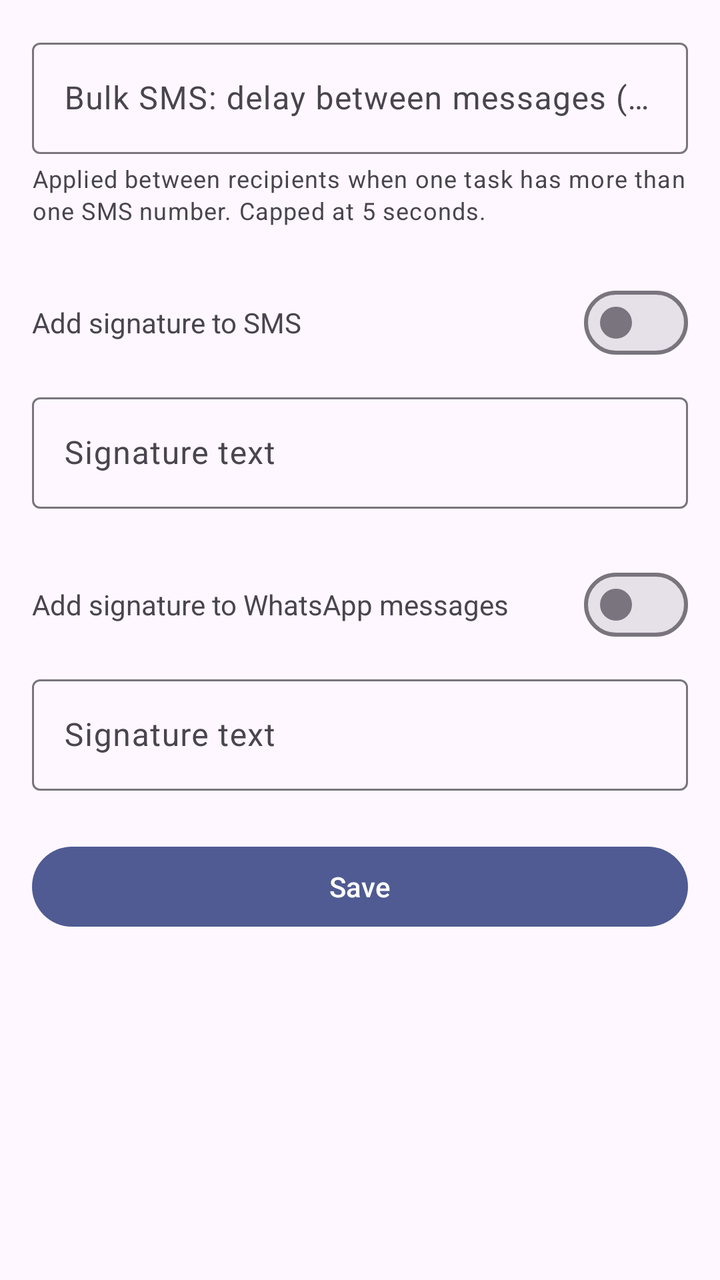
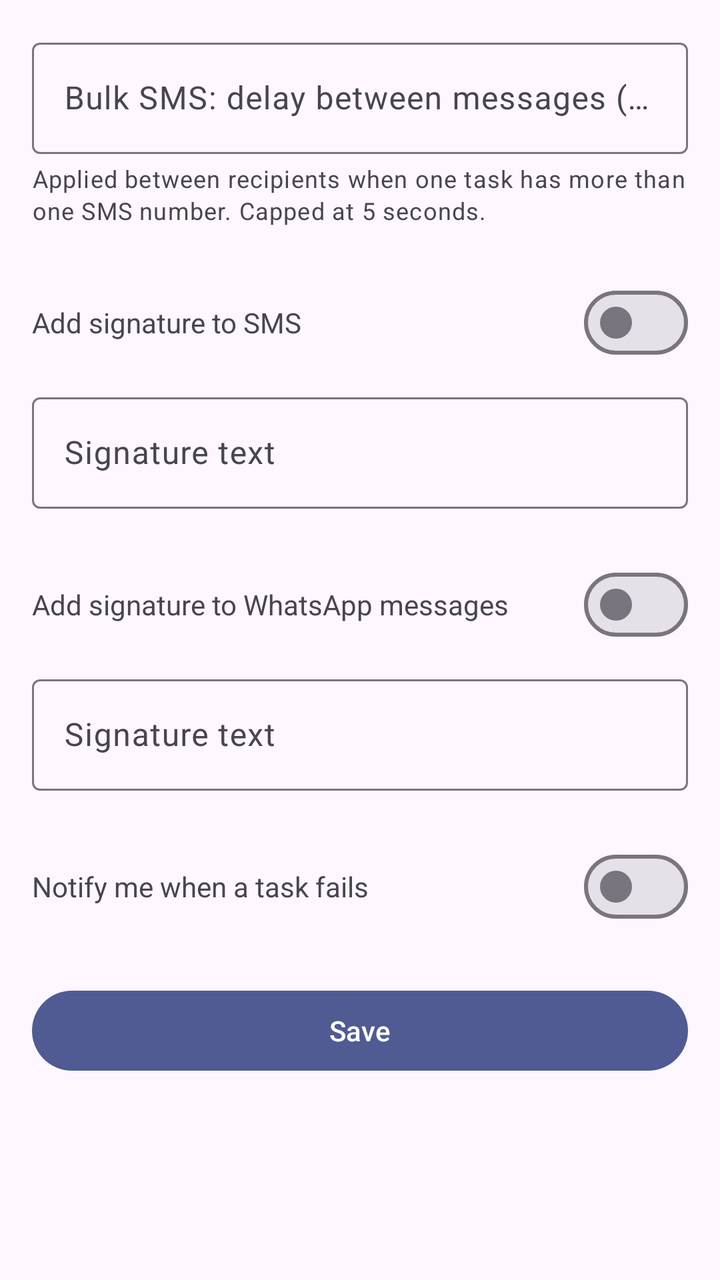

Before-and-after screenshots of an Android layout around one commit, followed by the original layout XML and the change that was made.
<!-- AndroidManifest.xml: application theme Theme.Reminders -->
<!-- res/layout/activity_auto_scheduler_settings.xml -->
<?xml version="1.0" encoding="utf-8"?>
<ScrollView xmlns:android="http://schemas.android.com/apk/res/android"
    android:layout_width="match_parent"
    android:layout_height="match_parent">

    <LinearLayout
        android:layout_width="match_parent"
        android:layout_height="wrap_content"
        android:orientation="vertical"
        android:padding="16dp">

        <com.google.android.material.textfield.TextInputLayout
            android:layout_width="match_parent"
            android:layout_height="wrap_content"
            android:hint="@string/settings_sms_delay_hint">

            <com.google.android.material.textfield.TextInputEditText
                android:id="@+id/input_sms_delay"
                android:layout_width="match_parent"
                android:layout_height="wrap_content"
                android:inputType="number" />
        </com.google.android.material.textfield.TextInputLayout>

        <TextView
            android:layout_width="match_parent"
            android:layout_height="wrap_content"
            android:layout_marginTop="4dp"
            android:text="@string/settings_sms_delay_explainer"
            android:textAppearance="?attr/textAppearanceBodySmall"
            android:textColor="?android:attr/textColorSecondary" />

        <LinearLayout
            android:layout_width="match_parent"
            android:layout_height="wrap_content"
            android:orientation="horizontal"
            android:gravity="center_vertical"
            android:layout_marginTop="24dp">

            <TextView
                android:layout_width="0dp"
                android:layout_height="wrap_content"
                android:layout_weight="1"
                android:text="@string/settings_sms_signature_enable" />

            <com.google.android.material.materialswitch.MaterialSwitch
                android:id="@+id/switch_sms_signature"
                android:layout_width="wrap_content"
                android:layout_height="wrap_content" />
        </LinearLayout>

        <com.google.android.material.textfield.TextInputLayout
            android:layout_width="match_parent"
            android:layout_height="wrap_content"
            android:layout_marginTop="8dp"
            android:hint="@string/settings_signature_hint">

            <com.google.android.material.textfield.TextInputEditText
                android:id="@+id/input_sms_signature"
                android:layout_width="match_parent"
                android:layout_height="wrap_content" />
        </com.google.android.material.textfield.TextInputLayout>

        <LinearLayout
            android:layout_width="match_parent"
            android:layout_height="wrap_content"
            android:orientation="horizontal"
            android:gravity="center_vertical"
            android:layout_marginTop="24dp">

            <TextView
                android:layout_width="0dp"
                android:layout_height="wrap_content"
                android:layout_weight="1"
                android:text="@string/settings_whatsapp_signature_enable" />

            <com.google.android.material.materialswitch.MaterialSwitch
                android:id="@+id/switch_whatsapp_signature"
                android:layout_width="wrap_content"
                android:layout_height="wrap_content" />
        </LinearLayout>

        <com.google.android.material.textfield.TextInputLayout
            android:layout_width="match_parent"
            android:layout_height="wrap_content"
            android:layout_marginTop="8dp"
            android:hint="@string/settings_signature_hint">

            <com.google.android.material.textfield.TextInputEditText
                android:id="@+id/input_whatsapp_signature"
                android:layout_width="match_parent"
                android:layout_height="wrap_content" />
        </com.google.android.material.textfield.TextInputLayout>

        <Button
            android:id="@+id/button_save"
            android:layout_width="match_parent"
            android:layout_height="wrap_content"
            android:layout_marginTop="24dp"
            android:text="@string/save" />
    </LinearLayout>
</ScrollView>
<!-- resources referenced by this layout -->
<resources>
  <string name="save">Save</string>
  <string name="settings_signature_hint">Signature text</string>
  <string name="settings_sms_delay_explainer">Applied between recipients when one task has more than one SMS number. Capped at 5 seconds.</string>
  <string name="settings_sms_delay_hint">Bulk SMS: delay between messages (seconds)</string>
  <string name="settings_sms_signature_enable">Add signature to SMS</string>
  <string name="settings_whatsapp_signature_enable">Add signature to WhatsApp messages</string>
  <style name="Theme.Reminders" parent="Theme.Material3.DayNight">
          <item name="colorPrimary">@color/primary</item>
      </style>
  <color name="primary">#4F5B92</color>
</resources>

<!-- the commit's change to res/layout/activity_auto_scheduler_settings.xml (unified diff, before → after) -->
@@ -91,6 +91,25 @@
                 android:layout_height="wrap_content" />
         </com.google.android.material.textfield.TextInputLayout>
 
+        <LinearLayout
+            android:layout_width="match_parent"
+            android:layout_height="wrap_content"
+            android:orientation="horizontal"
+            android:gravity="center_vertical"
+            android:layout_marginTop="24dp">
+
+            <TextView
+                android:layout_width="0dp"
+                android:layout_height="wrap_content"
+                android:layout_weight="1"
+                android:text="@string/settings_notify_on_failure" />
+
+            <com.google.android.material.materialswitch.MaterialSwitch
+                android:id="@+id/switch_notify_on_failure"
+                android:layout_width="wrap_content"
+                android:layout_height="wrap_content" />
+        </LinearLayout>
+
         <Button
             android:id="@+id/button_save"
             android:layout_width="match_parent"
<!-- resource entries referenced after the edit -->
@@ -1,6 +1,7 @@
 <!-- resources referenced by this layout -->
 <resources>
   <string name="save">Save</string>
+  <string name="settings_notify_on_failure">Notify me when a task fails</string>
   <string name="settings_signature_hint">Signature text</string>
   <string name="settings_sms_delay_explainer">Applied between recipients when one task has more than one SMS number. Capped at 5 seconds.</string>
   <string name="settings_sms_delay_hint">Bulk SMS: delay between messages (seconds)</string>
